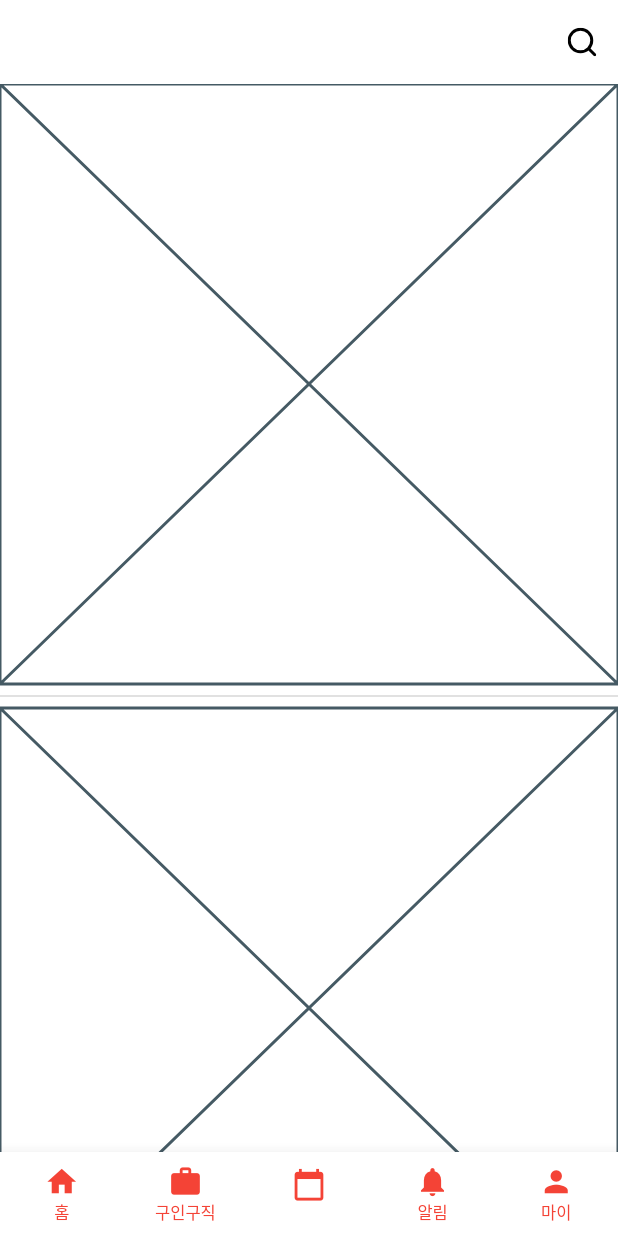
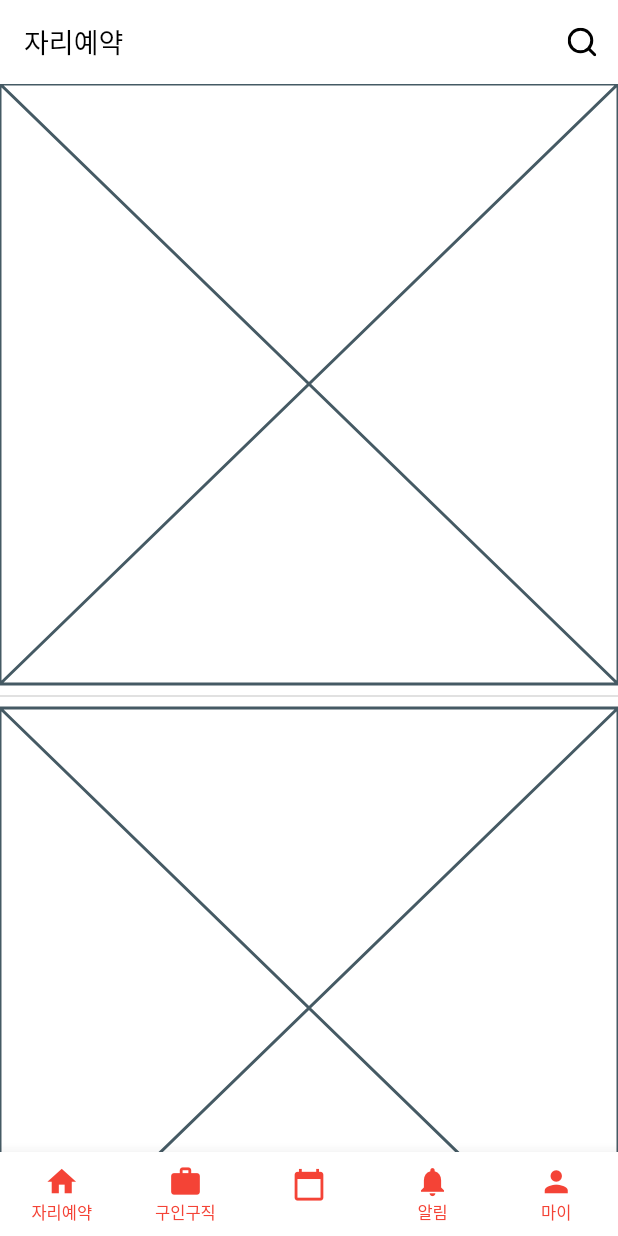
Before and after one commit to bayy1216/Matcher_APP, a Flutter app: the ReservationScreen screen opened by its route, on a phone screen of 412 x 824 dp. Run offline on Flutter 3.47's test engine with Material 2 defaults, Android fonts, the phone set to English and light mode, and no system bars; drawn by our look-alikes of flutter_animate; our stand-ins replace dio, flutter_riverpod, flutter_secure_storage, flutter_svg, freezed_annotation, go_router and 2 more; accounts and stored records are empty; generated files the repository leaves out were written again; project files that could hold a hidden picture were left out.

Commit message:
Style: 바텀네비게이션 이름 변경

```diff
--- a/lib/common/view/root_tab.dart
+++ b/lib/common/view/root_tab.dart
@@ -64,9 +64,9 @@ class RootTab extends StatelessWidget {
 }
 
 enum BottomNavPage {
-  home('홈', Icons.home,0),
+  reservation('자리예약', Icons.home,0),
   job('구인구직', Icons.work,1),
-  reservations('', Icons.calendar_today,-1),
+  create('', Icons.calendar_today,-1),
   alarm('알림', Icons.notifications,2),
   my('마이', Icons.person,3);
 
--- a/lib/reservation/view/reservation_screen.dart
+++ b/lib/reservation/view/reservation_screen.dart
@@ -16,7 +16,7 @@ class ReservationScreen extends StatelessWidget {
   @override
   Widget build(BuildContext context) {
     return DefaultLayout(
-      title: BottomNavPage.reservations.korean,
+      title: BottomNavPage.reservation.korean,
       actions: [
         IconButton(
           onPressed: () {
--- a/lib/reservation/view/reservation_search_screen.dart
+++ b/lib/reservation/view/reservation_search_screen.dart
@@ -19,7 +19,7 @@ class ReservationSearchScreen extends ConsumerWidget {
     return DefaultLayout(
       title: '',
       titleWidget: SearchTextFormField(
-        hintText: '${BottomNavPage.reservations.korean} 검색',
+        hintText: '${BottomNavPage.reservation.korean} 검색',
         onSubmitted: (value) {
           ref.read(searchNotifierProvider(RESERVATION_SEARCH_KEY).notifier)
               .addHistory(value);
```
